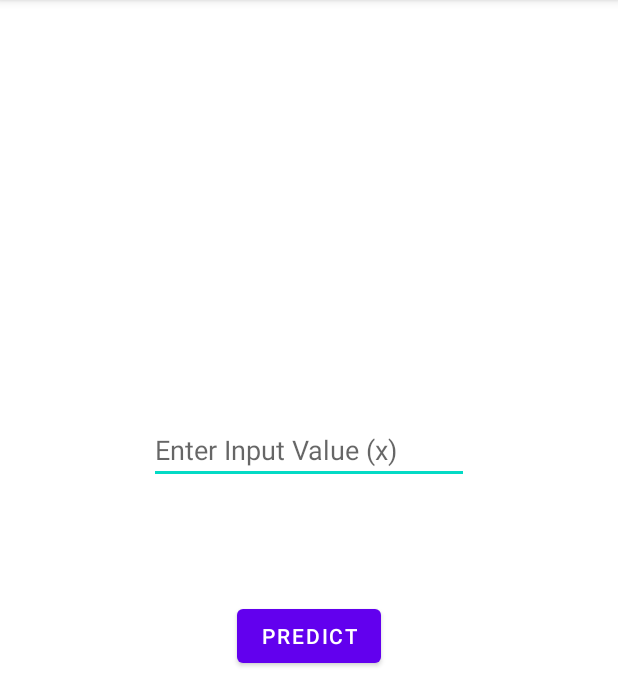
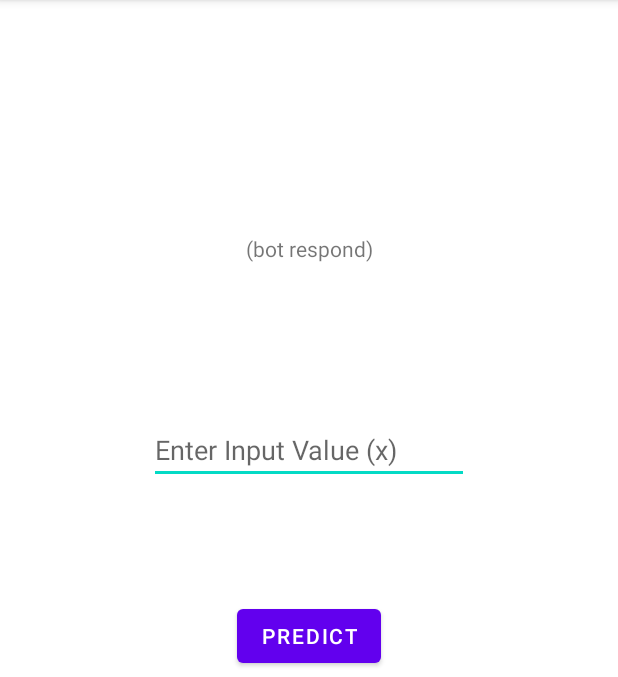
Before and after one commit to oni4hmad/tflite-simple-regression-deploy, an Android app: the screen it shows after launch (MainActivity), on a phone screen of 412 x 824 dp, the part 84-761 px from its top. Run offline under Robolectric (Android 15) with nearby library versions, the light colour scheme and no system bars; libraries missing offline, so code that uses them is left out: org.tensorflow.lite; 5 statements that could not run were skipped.

Commit message:
fix text view alignment

```diff
--- a/test_tflite_app_simple/app/src/main/res/layout/activity_main.xml
+++ b/test_tflite_app_simple/app/src/main/res/layout/activity_main.xml
@@ -20,9 +20,13 @@
 
     <TextView
         android:id="@+id/tv_output"
-        android:layout_width="wrap_content"
+        android:layout_width="0dp"
         android:layout_height="wrap_content"
+        android:layout_marginStart="16dp"
         android:layout_marginTop="156dp"
+        android:layout_marginEnd="16dp"
+        android:gravity="center"
+        android:text="(bot respond)"
         app:layout_constraintEnd_toEndOf="parent"
         app:layout_constraintStart_toStartOf="parent"
         app:layout_constraintTop_toTopOf="parent" />
@@ -59,9 +63,12 @@
 
     <TextView
         android:id="@+id/tv_input"
-        android:layout_width="wrap_content"
+        android:layout_width="0dp"
         android:layout_height="wrap_content"
+        android:layout_marginStart="16dp"
         android:layout_marginTop="16dp"
+        android:layout_marginEnd="16dp"
+        android:gravity="center"
         android:text="(input options)"
         app:layout_constraintEnd_toEndOf="parent"
         app:layout_constraintStart_toStartOf="parent"
```
